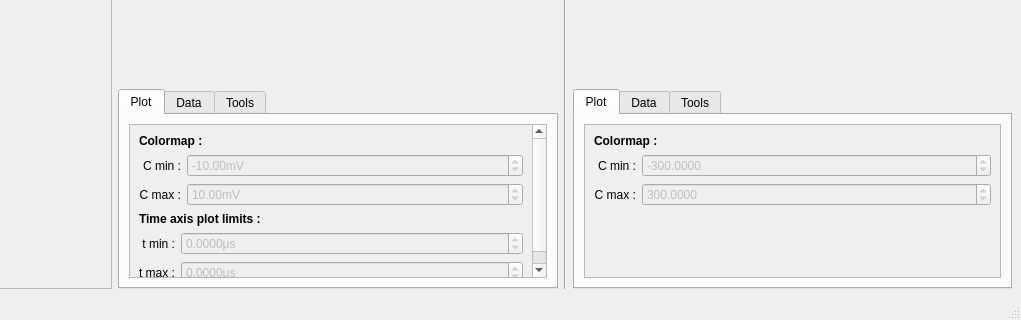
Before: the Qt Designer form qtdesigner/mainui/nemo_main_window.ui in MatthewRiding/Nemo, drawn with Qt 5; both pictures show x 147 to 1168 and y 518 to 838 of the 1168 by 838 pixel window.
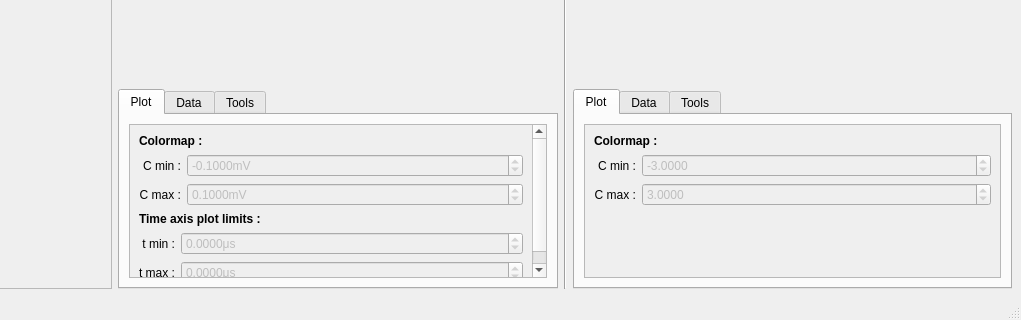
After: the same form once the commit is applied. Custom widgets are drawn as their Qt base class.

Commit message: PCV viewer widget y-axis behaviour completed.  Converted displacement measurements from millivolts (mV) to nanometres (nm).

```diff
--- a/qtdesigner/mainui/nemo_main_window.ui
+++ b/qtdesigner/mainui/nemo_main_window.ui
@@ -164,7 +164,7 @@
                  <x>0</x>
                  <y>0</y>
                  <width>394</width>
-                 <height>174</height>
+                 <height>178</height>
                 </rect>
                </property>
                <layout class="QVBoxLayout" name="verticalLayout_7">
@@ -225,17 +225,20 @@
                     <property name="suffix">
                      <string>mV</string>
                     </property>
+                    <property name="decimals">
+                     <number>4</number>
+                    </property>
                     <property name="minimum">
-                     <double>-10000.000000000000000</double>
+                     <double>-1000.000000000000000</double>
                     </property>
                     <property name="maximum">
-                     <double>10000.000000000000000</double>
+                     <double>1000.000000000000000</double>
                     </property>
                     <property name="singleStep">
                      <double>0.100000000000000</double>
                     </property>
                     <property name="value">
-                     <double>-10.000000000000000</double>
+                     <double>-0.100000000000000</double>
                     </property>
                    </widget>
                   </item>
@@ -279,17 +282,20 @@
                     <property name="suffix">
                      <string>mV</string>
                     </property>
+                    <property name="decimals">
+                     <number>4</number>
+                    </property>
                     <property name="minimum">
-                     <double>-10000.000000000000000</double>
+                     <double>-1000.000000000000000</double>
                     </property>
                     <property name="maximum">
-                     <double>10000.000000000000000</double>
+                     <double>1000.000000000000000</double>
                     </property>
                     <property name="singleStep">
                      <double>0.100000000000000</double>
                     </property>
                     <property name="value">
-                     <double>10.000000000000000</double>
+                     <double>0.100000000000000</double>
                     </property>
                    </widget>
                   </item>
@@ -954,7 +960,7 @@
                      <double>0.001000000000000</double>
                     </property>
                     <property name="value">
-                     <double>-300.000000000000000</double>
+                     <double>-3.000000000000000</double>
                     </property>
                    </widget>
                   </item>
@@ -1008,7 +1014,7 @@
                      <double>0.001000000000000</double>
                     </property>
                     <property name="value">
-                     <double>300.000000000000000</double>
+                     <double>3.000000000000000</double>
                     </property>
                    </widget>
                   </item>
```
Left out of the diff: 8 changed lines with no effect on the pictures. The commit also changes 6 other files.
